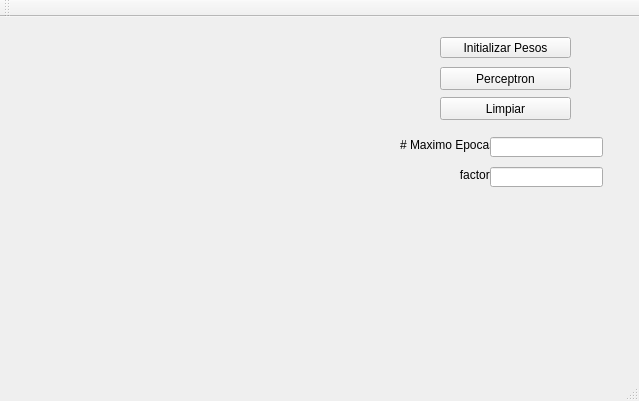
tyler97/NeuralNetworkQt, file mainwindow.ui: the form before one commit.
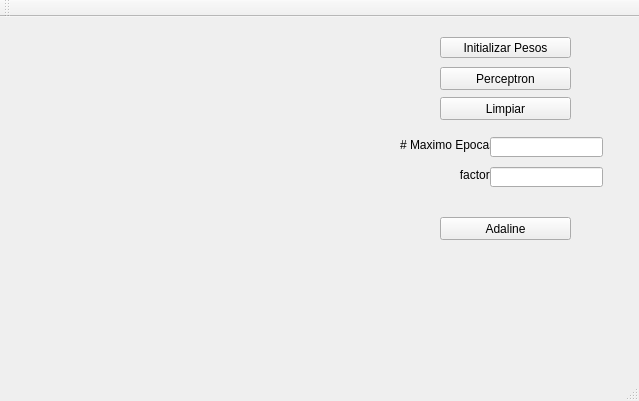
The form after the commit. Custom widgets are drawn as their Qt base class.

Commit message: Adding adaline but has errors

Diff of the .ui file:
```diff
--- a/mainwindow.ui
+++ b/mainwindow.ui
@@ -119,6 +119,19 @@
      </rect>
     </property>
    </widget>
+   <widget class="QPushButton" name="btnCorrer2">
+    <property name="geometry">
+     <rect>
+      <x>440</x>
+      <y>200</y>
+      <width>131</width>
+      <height>23</height>
+     </rect>
+    </property>
+    <property name="text">
+     <string>Adaline</string>
+    </property>
+   </widget>
   </widget>
   <widget class="QMenuBar" name="menuBar">
    <property name="geometry">
```
The commit also changes 5 other files.
